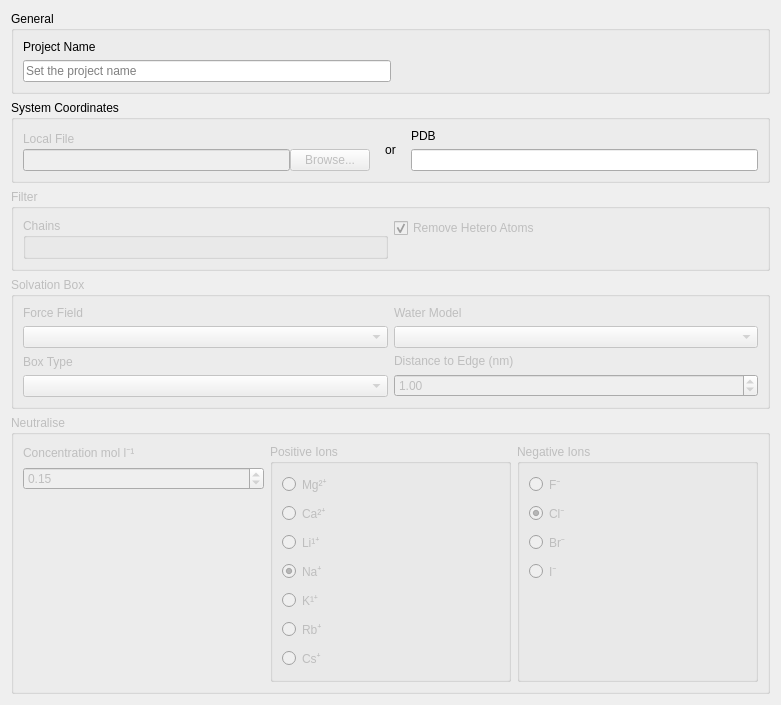
breuerss/gromacs-ui, file ui/systemsetupform.ui: the form before one commit.
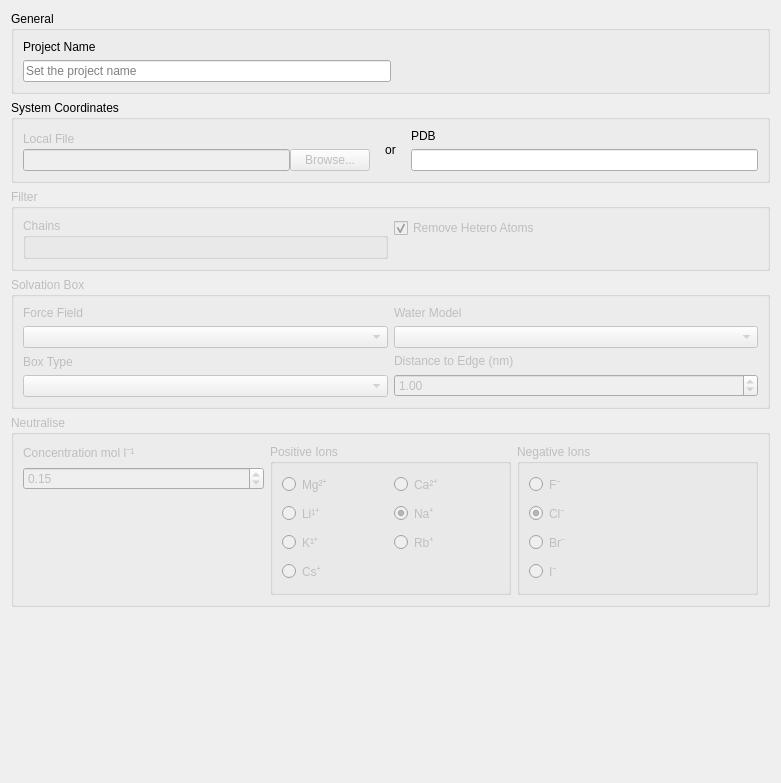
The form after the commit.

Commit message: feature: improve user interface layout

```diff
--- a/ui/systemsetupform.ui
+++ b/ui/systemsetupform.ui
@@ -10,14 +10,14 @@
     <x>0</x>
     <y>0</y>
     <width>781</width>
-    <height>683</height>
+    <height>783</height>
    </rect>
   </property>
   <property name="windowTitle">
    <string>Form</string>
   </property>
-  <layout class="QVBoxLayout" name="verticalLayout_15">
-   <item>
+  <layout class="QGridLayout" name="gridLayout_2">
+   <item row="0" column="0">
     <widget class="QGroupBox" name="generalGroup">
      <property name="title">
       <string>General</string>
@@ -57,7 +57,7 @@
      </layout>
     </widget>
    </item>
-   <item>
+   <item row="1" column="0">
     <widget class="QGroupBox" name="systemCoordinatesGroup">
      <property name="title">
       <string>System Coordinates</string>
@@ -159,7 +159,7 @@
      </layout>
     </widget>
    </item>
-   <item>
+   <item row="2" column="0">
     <widget class="QGroupBox" name="filterGroup">
      <property name="enabled">
       <bool>false</bool>
@@ -197,7 +197,7 @@
      </layout>
     </widget>
    </item>
-   <item>
+   <item row="3" column="0">
     <widget class="QGroupBox" name="systemSetupGroup">
      <property name="enabled">
       <bool>false</bool>
@@ -284,7 +284,7 @@
      </layout>
     </widget>
    </item>
-   <item>
+   <item row="4" column="0" alignment="Qt::AlignTop">
     <widget class="QGroupBox" name="neutraliseGroup">
      <property name="enabled">
       <bool>false</bool>
@@ -294,15 +294,21 @@
      </property>
      <layout class="QHBoxLayout" name="horizontalLayout_6">
       <item>
-       <layout class="QVBoxLayout" name="verticalLayout_14">
-        <item>
+       <layout class="QVBoxLayout" name="verticalLayout_14" stretch="0,0,0">
+        <item alignment="Qt::AlignTop">
          <widget class="QLabel" name="ionConcentrationLabel">
+          <property name="sizePolicy">
+           <sizepolicy hsizetype="Preferred" vsizetype="Preferred">
+            <horstretch>5</horstretch>
+            <verstretch>0</verstretch>
+           </sizepolicy>
+          </property>
           <property name="text">
            <string>Concentration mol l⁻¹ </string>
           </property>
          </widget>
         </item>
-        <item>
+        <item alignment="Qt::AlignTop">
          <widget class="QDoubleSpinBox" name="ionConcentration">
           <property name="singleStep">
            <double>0.010000000000000</double>
@@ -313,7 +319,7 @@
          </widget>
         </item>
         <item>
-         <spacer name="verticalSpacer_4">
+         <spacer name="verticalSpacer_2">
           <property name="orientation">
            <enum>Qt::Vertical</enum>
           </property>
@@ -329,80 +335,79 @@
       </item>
       <item>
        <widget class="QGroupBox" name="groupBox_2">
+        <property name="sizePolicy">
+         <sizepolicy hsizetype="Preferred" vsizetype="Preferred">
+          <horstretch>0</horstretch>
+          <verstretch>0</verstretch>
+         </sizepolicy>
+        </property>
         <property name="title">
          <string>Positive Ions</string>
         </property>
-        <layout class="QVBoxLayout" name="verticalLayout_3">
-         <item>
+        <layout class="QGridLayout" name="gridLayout">
+         <item row="5" column="0">
+          <widget class="QRadioButton" name="csIon">
+           <property name="text">
+            <string>Cs⁺</string>
+           </property>
+          </widget>
+         </item>
+         <item row="2" column="0">
+          <widget class="QRadioButton" name="liIon">
+           <property name="text">
+            <string>Li¹⁺</string>
+           </property>
+          </widget>
+         </item>
+         <item row="4" column="1">
+          <widget class="QRadioButton" name="rbIon">
+           <property name="text">
+            <string>Rb⁺</string>
+           </property>
+          </widget>
+         </item>
+         <item row="0" column="0">
           <widget class="QRadioButton" name="mgIon">
            <property name="text">
             <string>Mg²⁺</string>
            </property>
           </widget>
          </item>
-         <item>
+         <item row="0" column="1">
           <widget class="QRadioButton" name="caIon">
            <property name="text">
             <string>Ca²⁺</string>
            </property>
           </widget>
          </item>
-         <item>
-          <widget class="QRadioButton" name="liIon">
-           <property name="text">
-            <string>Li¹⁺</string>
-           </property>
-          </widget>
-         </item>
-         <item>
-          <widget class="QRadioButton" name="naIon">
-           <property name="text">
-            <string>Na⁺</string>
-           </property>
-           <property name="checked">
-            <bool>true</bool>
-           </property>
-          </widget>
-         </item>
-         <item>
+         <item row="4" column="0">
           <widget class="QRadioButton" name="kIon">
            <property name="text">
             <string>K¹⁺</string>
            </property>
           </widget>
          </item>
-         <item>
-          <widget class="QRadioButton" name="rbIon">
+         <item row="2" column="1">
+          <widget class="QRadioButton" name="naIon">
            <property name="text">
-            <string>Rb⁺</string>
+            <string>Na⁺</string>
            </property>
-          </widget>
-         </item>
-         <item>
-          <widget class="QRadioButton" name="csIon">
-           <property name="text">
-            <string>Cs⁺</string>
+           <property name="checked">
+            <bool>true</bool>
            </property>
           </widget>
          </item>
-         <item>
-          <spacer name="verticalSpacer_2">
-           <property name="orientation">
-            <enum>Qt::Vertical</enum>
-           </property>
-           <property name="sizeHint" stdset="0">
-            <size>
-             <width>20</width>
-             <height>40</height>
-            </size>
-           </property>
-          </spacer>
-         </item>
         </layout>
        </widget>
       </item>
       <item>
        <widget class="QGroupBox" name="groupBox_3">
+        <property name="sizePolicy">
+         <sizepolicy hsizetype="Preferred" vsizetype="Preferred">
+          <horstretch>0</horstretch>
+          <verstretch>0</verstretch>
+         </sizepolicy>
+        </property>
         <property name="title">
          <string>Negative Ions</string>
         </property>
@@ -438,26 +443,13 @@
            </property>
           </widget>
          </item>
-         <item>
-          <spacer name="verticalSpacer_3">
-           <property name="orientation">
-            <enum>Qt::Vertical</enum>
-           </property>
-           <property name="sizeHint" stdset="0">
-            <size>
-             <width>20</width>
-             <height>40</height>
-            </size>
-           </property>
-          </spacer>
-         </item>
         </layout>
        </widget>
       </item>
      </layout>
     </widget>
    </item>
-   <item>
+   <item row="5" column="0">
     <spacer name="verticalSpacer">
      <property name="orientation">
       <enum>Qt::Vertical</enum>
```
The commit also changes 2 other files.
